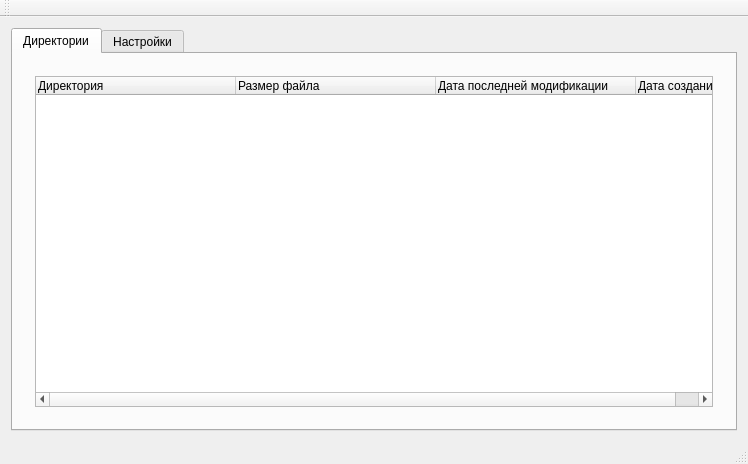
The window that src/Client/mainwindow.ui (Alex-Sidorov/TeamData) describes before a commit, drawn with Qt 5.
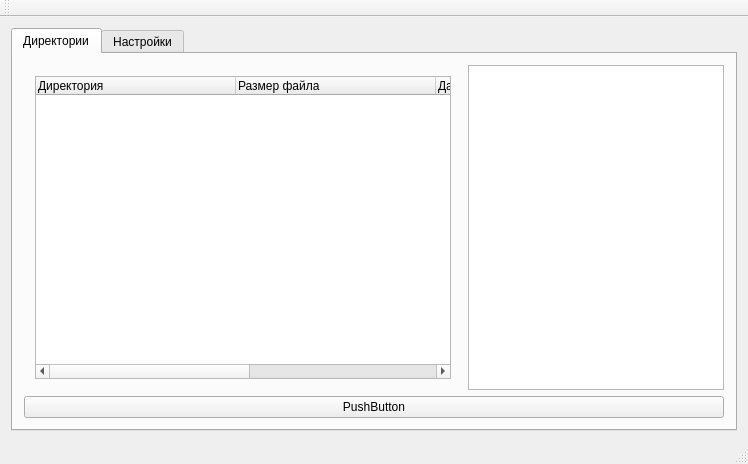
The same window after the commit. The open tabs and pages were chosen to show the change.

Diff of the .ui file:
```diff
--- a/src/Client/mainwindow.ui
+++ b/src/Client/mainwindow.ui
@@ -33,7 +33,7 @@
              <number>0</number>
             </property>
             <widget class="QWidget" name="main_page">
-             <layout class="QVBoxLayout" name="verticalLayout_2">
+             <layout class="QHBoxLayout" name="horizontalLayout_6">
               <item>
                <widget class="QTreeWidget" name="tree_dir">
                 <attribute name="headerCascadingSectionResizes">
@@ -72,8 +72,25 @@
             <widget class="QWidget" name="remote_page"/>
            </widget>
           </item>
+          <item>
+           <widget class="QListWidget" name="users">
+            <property name="sizePolicy">
+             <sizepolicy hsizetype="Preferred" vsizetype="Minimum">
+              <horstretch>0</horstretch>
+              <verstretch>0</verstretch>
+             </sizepolicy>
+            </property>
+           </widget>
+          </item>
          </layout>
         </item>
+        <item>
+         <widget class="QPushButton" name="pushButton_2">
+          <property name="text">
+           <string>PushButton</string>
+          </property>
+         </widget>
+        </item>
        </layout>
       </widget>
       <widget class="QWidget" name="option_tab">
```
Left out of the diff: 2 changed lines with no effect on the pictures.
